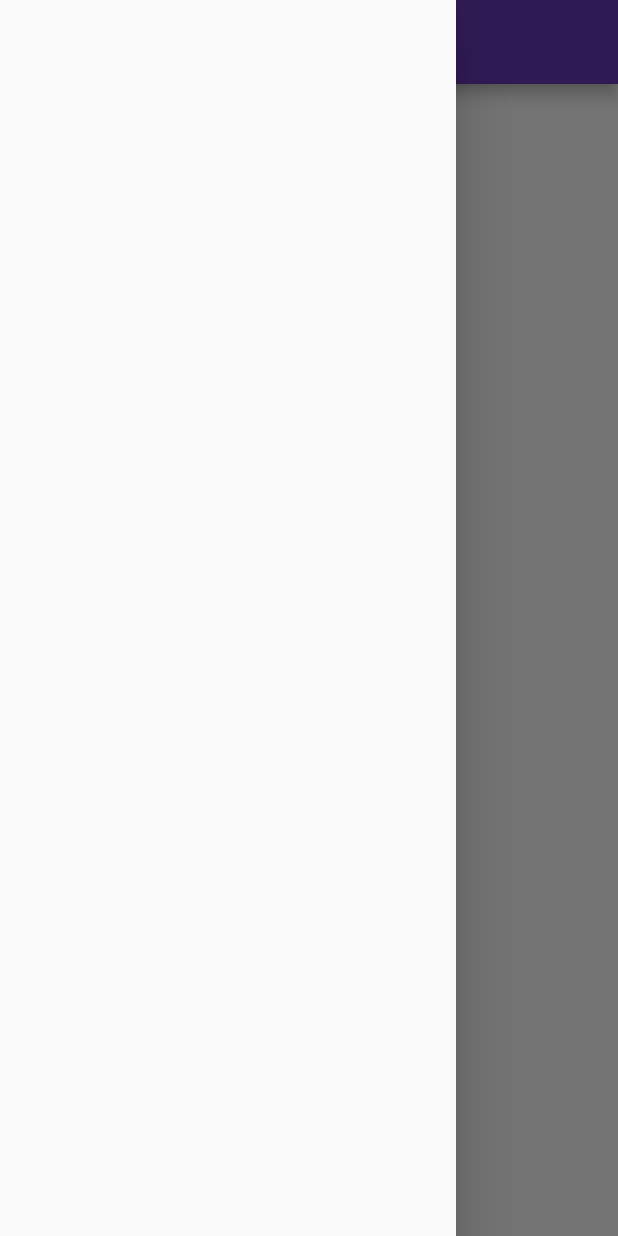
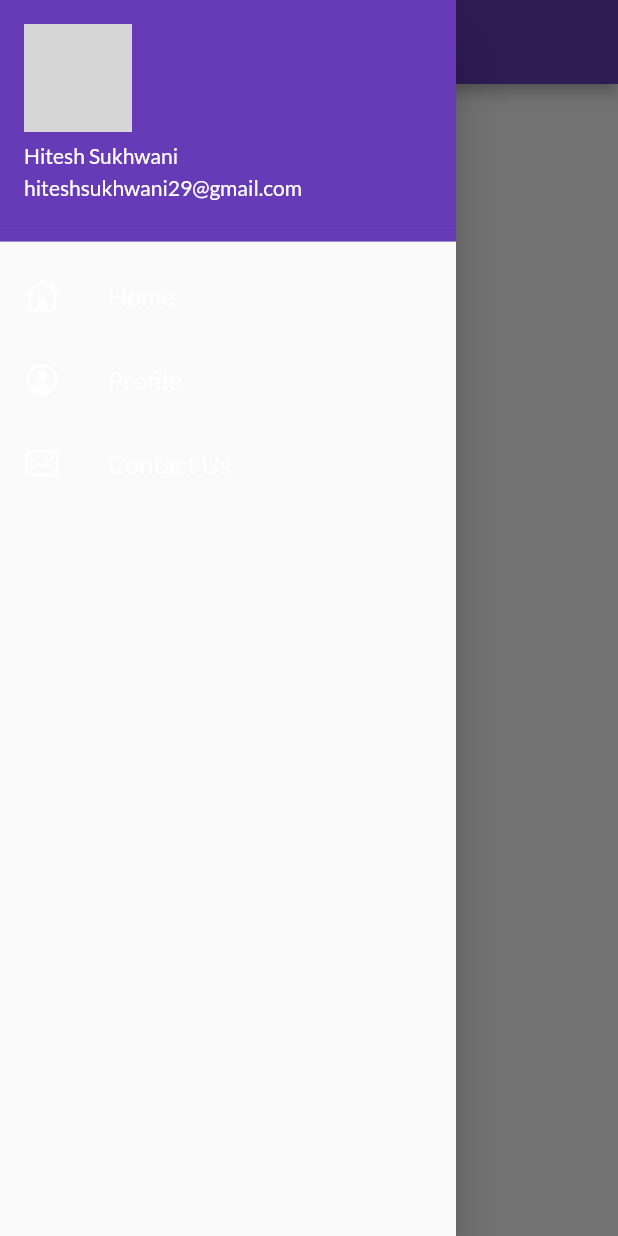
Before and after one commit to Hiteshsukhwani29/Catalog-App, a Flutter app: the Home screen opened by its route, with the side drawer open, on a phone screen of 412 x 824 dp. Run offline on Flutter 3.47's test engine with Material 2 defaults, Android fonts, the phone set to English and light mode, and no system bars; our stand-ins replace google_fonts; network calls fail; grey boxes are pictures that could not be loaded.

Commit message:
Add Navigation Drawer

```diff
--- a/lib/main.dart
+++ b/lib/main.dart
@@ -19,9 +19,10 @@ class App extends StatelessWidget {
         primarySwatch: Colors.deepPurple,
         fontFamily: GoogleFonts.lato().fontFamily,
       ),
+      debugShowCheckedModeBanner: false,
       darkTheme: ThemeData(brightness: Brightness.dark),
       routes: {
-        "/": (context) => Login(),
+        "/": (context) => Home(),
         MyRoutes.LoginRoute: (context) => Login(),
         MyRoutes.HomeRoute: (context) => Home(),
       },
--- a/lib/pages/home.dart
+++ b/lib/pages/home.dart
@@ -1,4 +1,5 @@
 import 'package:flutter/material.dart';
+import 'package:flutter_catalog_app/widgets/drawer.dart';
 
 class Home extends StatelessWidget {
   const Home({Key? key}) : super(key: key);
@@ -14,7 +15,7 @@ class Home extends StatelessWidget {
           child: Text("Catalog App"),
         ),
       ),
-      drawer: Drawer(),
+      drawer: DrawerHome(),
     );
   }
 }
--- /dev/null
+++ b/lib/widgets/drawer.dart
@@ -0,0 +1,59 @@
+import 'package:flutter/cupertino.dart';
+import 'package:flutter/material.dart';
+
+class DrawerHome extends StatelessWidget {
+  @override
+  Widget build(BuildContext context) {
+    return Drawer(
+        child: Container(
+        padding: EdgeInsets.zero,
+        child: ListView(padding: EdgeInsets.zero, children: [
+        DrawerHeader(
+            decoration: BoxDecoration(color: Colors.deepPurple),
+            padding: EdgeInsets.zero,
+            child: UserAccountsDrawerHeader(
+              accountName: Text("Hitesh Sukhwani"),
+              accountEmail: Text("hiteshsukhwani29@gmail.com"),
+              currentAccountPicture: CircleAvatar(
+                backgroundImage: NetworkImage(
+                    "https://avatars.githubusercontent.com/u/55627571?v=4"),
+                radius: 50.0,
+              ),
+            )),
+        ListTile(
+          leading: Icon(
+            CupertinoIcons.home,
+            color: Colors.white
+          ),
+          title: Text(
+            "Home",
+            textScaleFactor: 1.2,
+            style: TextStyle(color: Colors.white),
+          ),
+        ),
+        ListTile(
+          leading: Icon(
+            CupertinoIcons.profile_circled,
+            color: Colors.white
+          ),
+          title: Text(
+            "Profile",
+            textScaleFactor: 1.2,
+            style: TextStyle(color: Colors.white),
+          ),
+        ),
+        ListTile(
+          leading: Icon(
+            CupertinoIcons.mail,
+            color: Colors.white
+          ),
+          title: Text(
+            "Contact Us",
+            textScaleFactor: 1.2,
+            style: TextStyle(color: Colors.white),
+          ),
+        )
+      ]),
+    ));
+  }
+}
```
